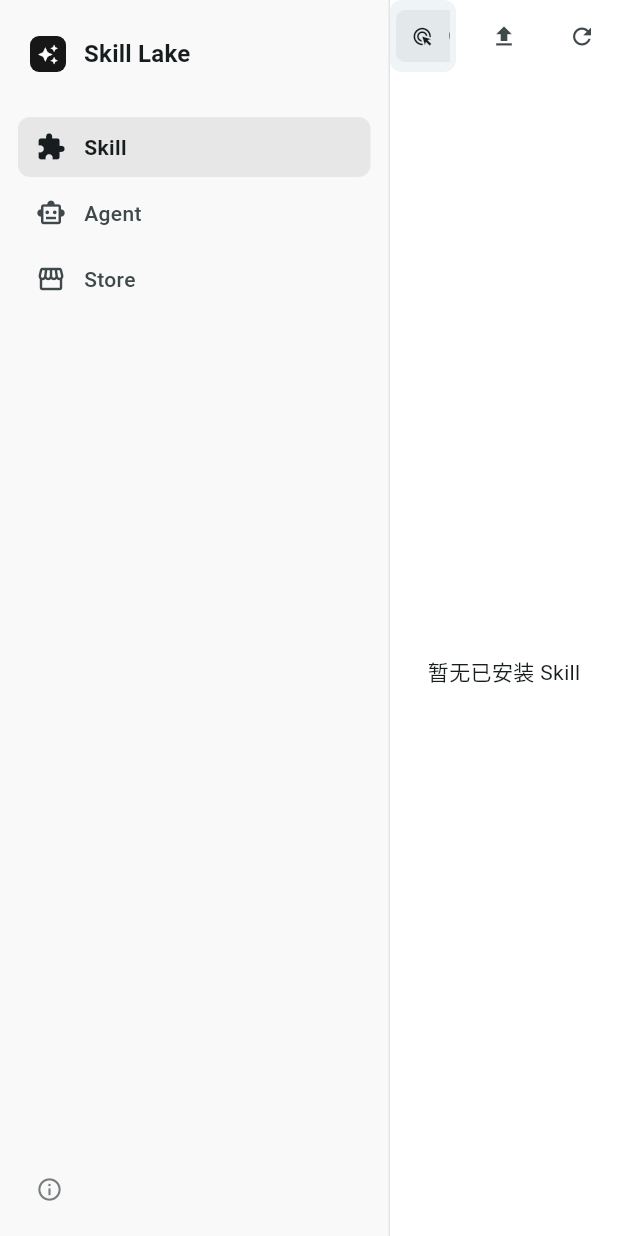
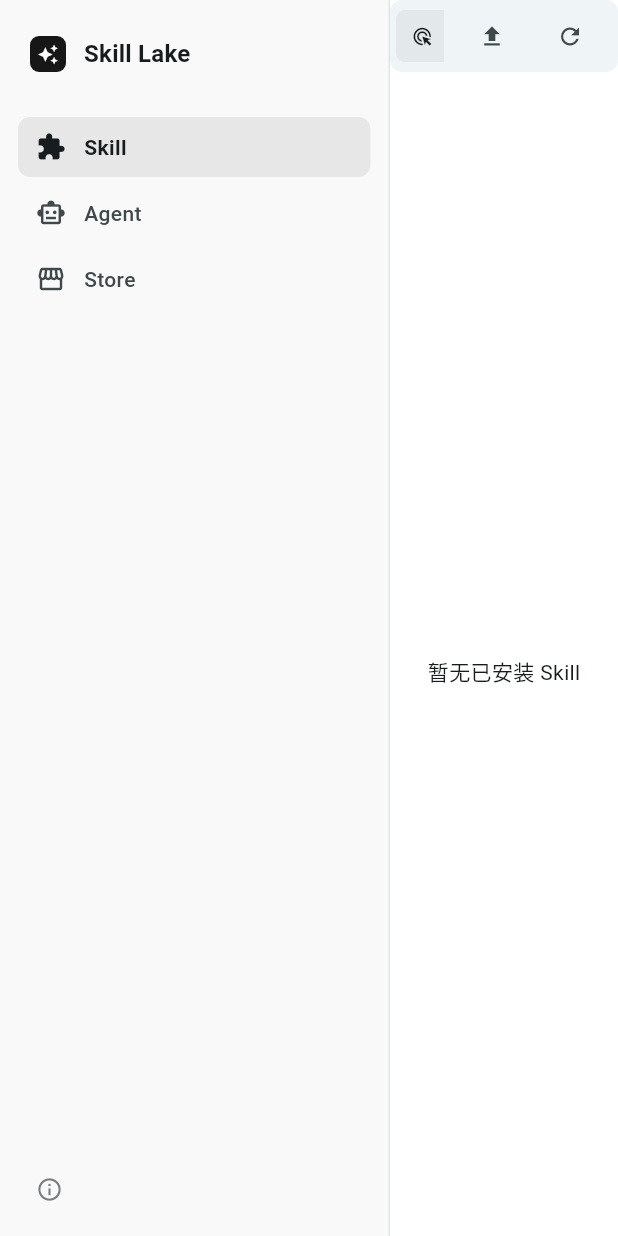
Before and after one commit to emlog/skill-lake, a Flutter app: the screen it shows after launch, on a phone screen of 412 x 824 dp. Run offline on Flutter 3.47's test engine with Material 3 defaults, Android fonts, the phone set to English and light mode, and no system bars; our stand-ins replace file_picker.

Commit message:
refactor: update UI components and styling across agent and skill management pages

```diff
--- a/lib/pages/skill_management_page.dart
+++ b/lib/pages/skill_management_page.dart
@@ -106,7 +106,14 @@ class _SkillManagementPageState extends State<SkillManagementPage> {
     return Column(
       crossAxisAlignment: CrossAxisAlignment.start,
       children: <Widget>[
-        Row(
+        Container(
+          height: 48,
+          padding: const EdgeInsets.symmetric(horizontal: 4, vertical: 4),
+          decoration: BoxDecoration(
+            borderRadius: BorderRadius.circular(8),
+            color: Theme.of(context).colorScheme.surfaceContainerLow,
+          ),
+          child: Row(
             children: <Widget>[
               Expanded(
                 child: _InlineAgentFilterBar(
@@ -141,7 +148,9 @@ class _SkillManagementPageState extends State<SkillManagementPage> {
                 onPressed: _loadSkills,
                 icon: const Icon(Icons.refresh),
               ),
+              const SizedBox(width: 4),
             ],
+          ),
         ),
         const SizedBox(height: 12),
         const SizedBox(height: 12),
@@ -421,13 +430,9 @@ class _InlineAgentFilterBar extends StatelessWidget {
   @override
   Widget build(BuildContext context) {
     if (agents.isEmpty) {
-      return Container(
-        padding: const EdgeInsets.symmetric(horizontal: 12, vertical: 10),
-        decoration: BoxDecoration(
-          borderRadius: BorderRadius.circular(12),
-          color: Theme.of(context).colorScheme.surfaceContainerLow,
-        ),
-        child: const Row(
+      return const Padding(
+        padding: EdgeInsets.symmetric(horizontal: 8),
+        child: Row(
           children: <Widget>[
             Icon(Icons.info_outline, size: 18),
             SizedBox(width: 8),
@@ -437,25 +442,30 @@ class _InlineAgentFilterBar extends StatelessWidget {
       );
     }
 
-    return Container(
+    final List<AgentTarget> displayAgents = List<AgentTarget>.from(agents);
+    if (defaultAgent != null) {
+      displayAgents.sort((a, b) {
+        if (a.id == defaultAgent!.id) return -1;
+        if (b.id == defaultAgent!.id) return 1;
+        return 0;
+      });
+    }
+
+    return SizedBox(
       height: 48,
-      padding: const EdgeInsets.symmetric(horizontal: 4, vertical: 4),
-      decoration: BoxDecoration(
-        borderRadius: BorderRadius.circular(8),
-        color: Theme.of(context).colorScheme.surfaceContainerLow,
-      ),
       child: ListView.builder(
         scrollDirection: Axis.horizontal,
-        itemCount: agents.length,
-        itemBuilder: (BuildContext context, int index) {
-          final AgentTarget agent = agents[index];
+        itemCount: displayAgents.length,
+        itemBuilder: (BuildContext context, int displayIndex) {
+          final AgentTarget agent = displayAgents[displayIndex];
+          final int originalIndex = agents.indexOf(agent);
           final bool isDefault = defaultAgent != null && defaultAgent!.id == agent.id;
-          final bool selected = index == selectedIndex;
+          final bool selected = originalIndex == selectedIndex;
           return Padding(
             padding: const EdgeInsets.only(right: 4),
             child: ChoiceChip(
               selected: selected,
-              onSelected: (_) => onChanged(index),
+              onSelected: (_) => onChanged(originalIndex),
               showCheckmark: false,
               shape: RoundedRectangleBorder(borderRadius: BorderRadius.circular(6)),
               side: BorderSide.none,
```
Also changed, not shown: lib/pages/agent_management_page.dart (+3 -7 lines), lib/pages/skill_store_page.dart (+43 -20 lines). Lines whose indentation alone changed are shown as unchanged.
